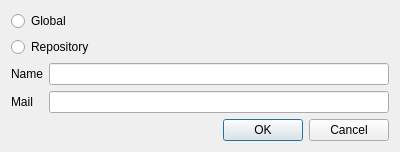
The window that src/SetUserDialog.ui (soramimi/Guitar) describes before a commit, drawn with Qt 5.
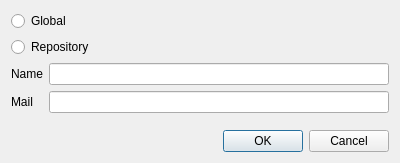
The same window after the commit.

```diff
--- a/src/SetUserDialog.ui
+++ b/src/SetUserDialog.ui
@@ -7,7 +7,7 @@
     <x>0</x>
     <y>0</y>
     <width>400</width>
-    <height>141</height>
+    <height>163</height>
    </rect>
   </property>
   <property name="windowTitle">
@@ -30,6 +30,12 @@
    </item>
    <item>
     <layout class="QFormLayout" name="formLayout">
+     <property name="fieldGrowthPolicy">
+      <enum>QFormLayout::ExpandingFieldsGrow</enum>
+     </property>
+     <property name="labelAlignment">
+      <set>Qt::AlignLeading|Qt::AlignLeft|Qt::AlignVCenter</set>
+     </property>
      <item row="0" column="0">
       <widget class="QLabel" name="label">
        <property name="text">
```
